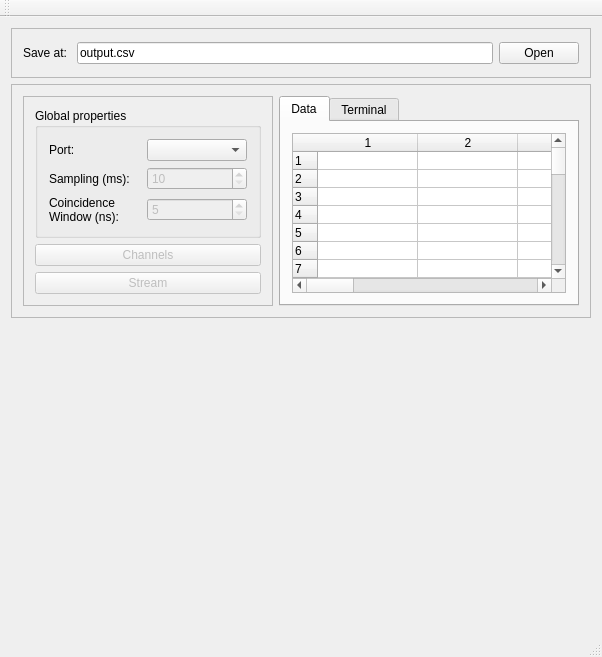
The window that GUI/mainwindow.ui (jcbedoyam/AbacusSoftware) describes before a commit, drawn with Qt 5.
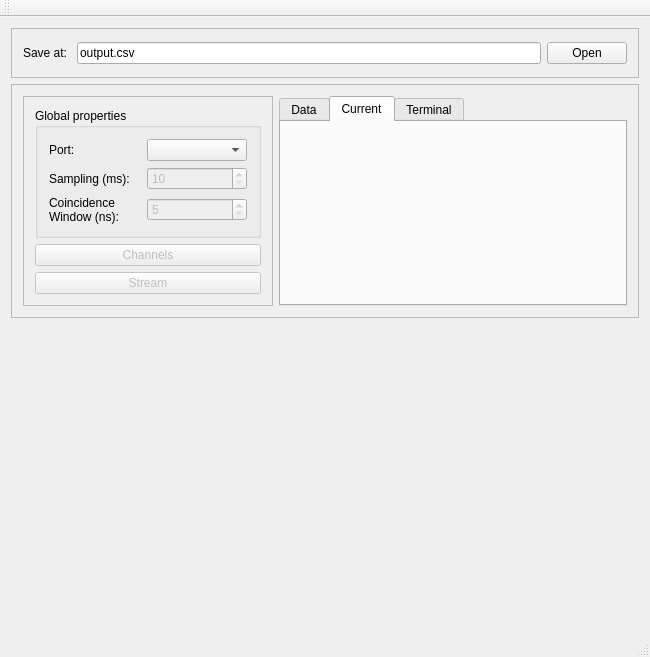
The same window after the commit. The open tabs and pages were chosen to show the change.

Diff of the .ui file:
```diff
--- a/GUI/mainwindow.ui
+++ b/GUI/mainwindow.ui
@@ -6,7 +6,7 @@
    <rect>
     <x>0</x>
     <y>0</y>
-    <width>600</width>
+    <width>650</width>
     <height>600</height>
    </rect>
   </property>
@@ -366,6 +366,20 @@
            </item>
           </layout>
          </widget>
+         <widget class="QWidget" name="tab_3">
+          <attribute name="title">
+           <string>Current</string>
+          </attribute>
+          <layout class="QVBoxLayout" name="verticalLayout_2">
+           <item>
+            <widget class="QLabel" name="current_label">
+             <property name="text">
+              <string/>
+             </property>
+            </widget>
+           </item>
+          </layout>
+         </widget>
          <widget class="QWidget" name="tab_2">
           <attribute name="title">
            <string>Terminal</string>
```
Left out of the diff: 2 changed lines with no effect on the pictures.
